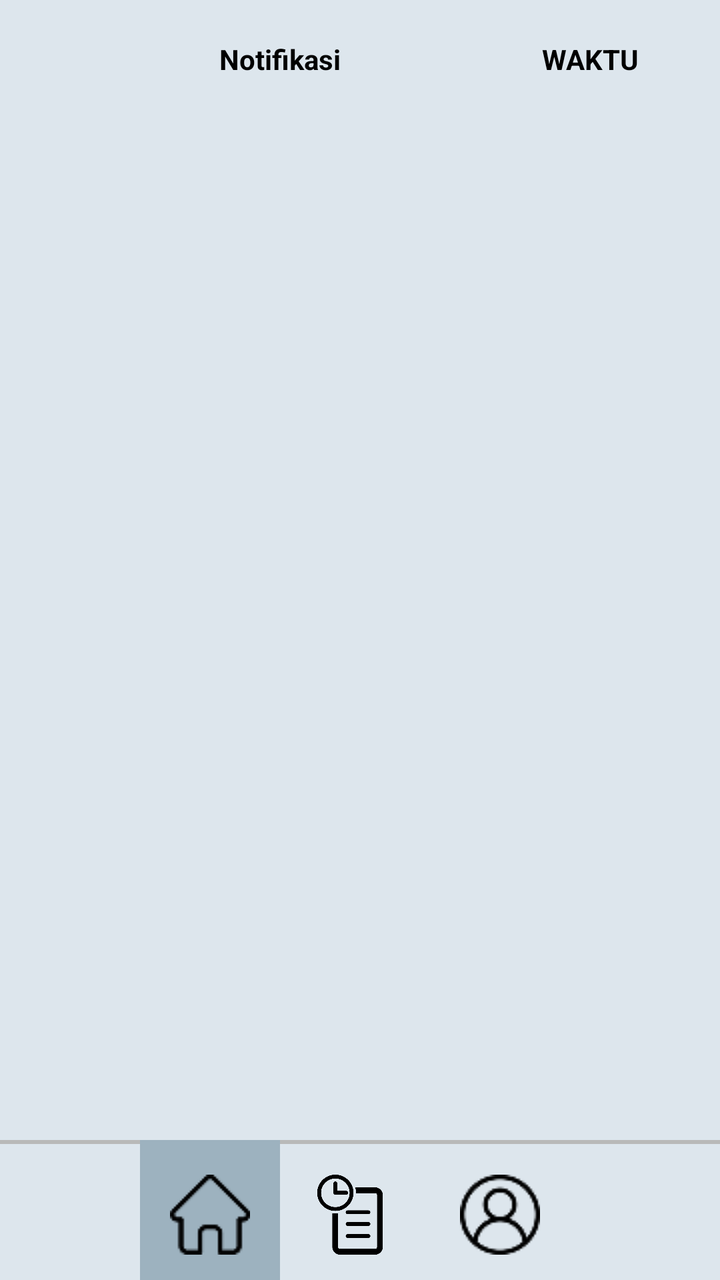
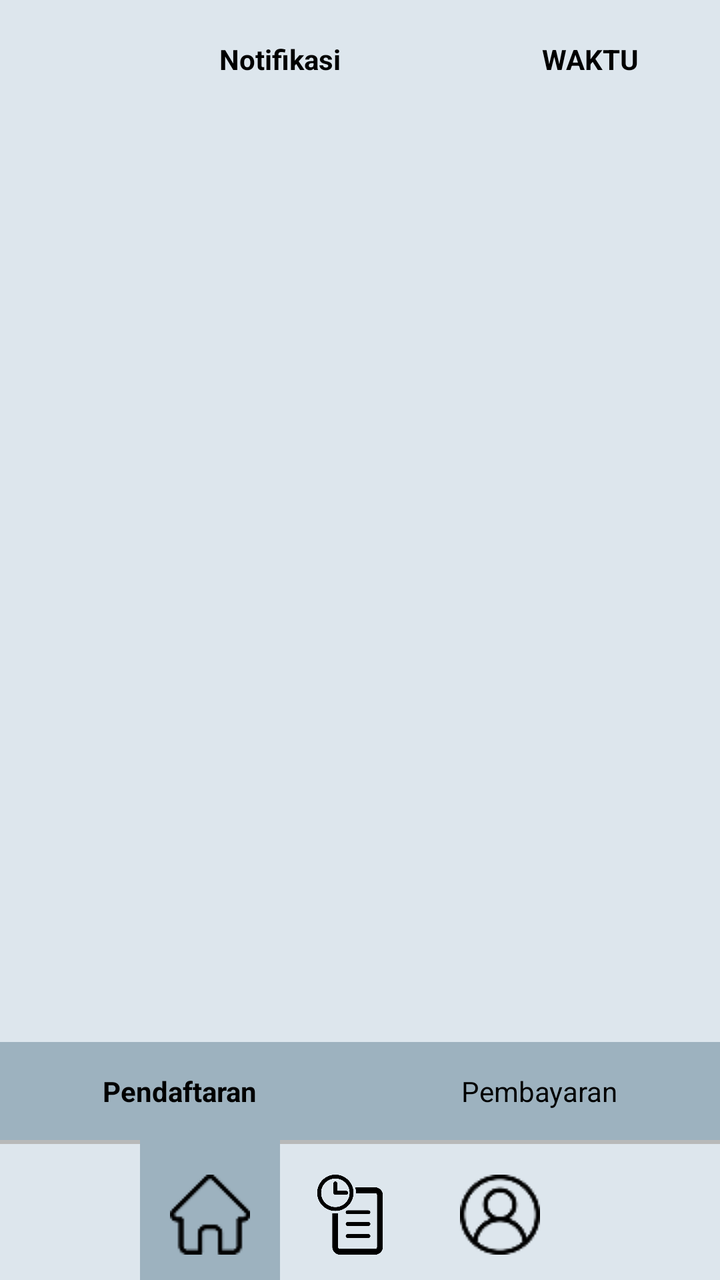

Compare the two renders of this Android layout. The source of the first and the diff that turns it into the second are given below.
<!-- AndroidManifest.xml: application theme Theme.Skripsi -->
<!-- res/layout/activity_home_page_asuransi.xml -->
<?xml version="1.0" encoding="utf-8"?>
<RelativeLayout xmlns:android="http://schemas.android.com/apk/res/android"
    xmlns:app="http://schemas.android.com/apk/res-auto"
    xmlns:tools="http://schemas.android.com/tools"
    android:id="@+id/main"
    android:layout_width="match_parent"
    android:layout_height="match_parent"
    tools:context=".HomePageAsuransi"
    android:background="#DDE6ED">

    <LinearLayout
        android:layout_width="match_parent"
        android:layout_height="wrap_content"
        android:orientation="horizontal"
        android:paddingHorizontal="30dp"
        android:paddingVertical="20dp"
        android:id="@+id/info"
        >

        <TextView
            android:layout_width="match_parent"
            android:layout_height="wrap_content"
            android:layout_weight="1"
            android:textColor="@color/black"
            android:layout_marginRight="5dp"
            android:text="@string/notifikasi"
            android:textAlignment="center"
            android:textStyle="bold"
            />

        <TextView
            android:layout_width="match_parent"
            android:layout_height="wrap_content"
            android:layout_weight="3"
            android:textColor="@color/black"
            android:layout_marginLeft="5dp"
            android:text="@string/waktu_homepage_asuransi"
            android:textAlignment="center"
            android:textStyle="bold"
            />

    </LinearLayout>
    
    <LinearLayout
        android:layout_width="match_parent"
        android:layout_height="wrap_content"
        android:orientation="vertical"
        android:paddingHorizontal="16dp"
        android:paddingTop="12dp"
        android:paddingBottom="12dp"
        android:layout_below="@+id/info"
        >
        <androidx.recyclerview.widget.RecyclerView
            android:layout_width="match_parent"
            android:layout_height="wrap_content"
            android:id="@+id/rvView"
            android:layout_below="@+id/info"
            />
    </LinearLayout>


    <LinearLayout
        android:layout_width="match_parent"
        android:layout_height="wrap_content"
        android:orientation="horizontal"
        android:layout_above="@+id/footer"
        android:background="#9DB2BF"
        android:id="@+id/pilihan"
        android:visibility="gone">

        <TextView
            android:layout_width="wrap_content"
            android:layout_height="wrap_content"
            android:text="@string/pendaftaran"
            android:textColor="@color/black"
            android:layout_marginVertical="10dp"
            android:layout_weight="1"
            android:padding="5dp"
            android:id="@+id/pendaftaran"
            android:textAlignment="center"
            android:textStyle="bold"
            />


        <TextView
            android:layout_width="wrap_content"
            android:layout_height="wrap_content"
            android:text="@string/pembayaran"
            android:textColor="@color/black"
            android:padding="5dp"
            android:layout_marginVertical="10dp"
            android:id="@+id/pembayaran"
            android:layout_weight="1"
            android:textAlignment="center"
            android:textStyle="bold"
            />
    </LinearLayout>




    <RelativeLayout
        android:layout_width="match_parent"
        android:layout_height="70dp"
        android:layout_alignParentBottom="true"
        android:gravity="center"
        android:background="@drawable/footer"
        android:id="@+id/footer"
        >


        <LinearLayout
            android:layout_width="wrap_content"
            android:layout_height="match_parent"
            android:orientation="horizontal"

            >

            <LinearLayout
                android:layout_width="wrap_content"
                android:layout_height="match_parent"
                android:background="#9DB2BF"
                android:gravity="center"
                android:orientation="vertical"
                android:paddingHorizontal="15dp">

                <androidx.appcompat.widget.AppCompatButton
                    android:layout_width="40dp"
                    android:layout_height="40dp"
                    android:background="@drawable/home"
                    android:id="@+id/btnHome"
                    />
            </LinearLayout>

            <LinearLayout
                android:layout_width="wrap_content"
                android:layout_height="match_parent"
                android:gravity="center"
                android:orientation="vertical"
                android:paddingHorizontal="15dp">

                <androidx.appcompat.widget.AppCompatButton
                    android:layout_width="40dp"
                    android:layout_height="40dp"
                    android:background="@drawable/history_asuransi"
                    android:id="@+id/btnHistory"
                    />
            </LinearLayout>


            <LinearLayout
                android:layout_width="wrap_content"
                android:layout_height="match_parent"
                android:baselineAligned="false"
                android:gravity="center"
                android:orientation="vertical"
                android:paddingHorizontal="20dp">

                <androidx.appcompat.widget.AppCompatButton
                    android:layout_width="40dp"
                    android:layout_height="40dp"
                    android:background="@drawable/profile"
                    android:id="@+id/btnProfile"
                    />

            </LinearLayout>


        </LinearLayout>



    </RelativeLayout>


</RelativeLayout>
<!-- resources referenced by this layout -->
<resources>
  <color name="black">#FF000000</color>
  <!-- drawable footer (drawable) -->
  <?xml version="1.0" encoding="utf-8"?>
  <inset xmlns:android="http://schemas.android.com/apk/res/android"
      android:insetRight="-5dp"
      android:insetBottom="-5dp"
      android:insetLeft="-5dp">
  
      <shape android:shape="rectangle" android:thickness="2dp" >
          <stroke
              android:width="2dp"
              android:color="#b8b9b9" />
          <solid android:color="#DDE6ED" />
      </shape>
  </inset>
  <!-- drawable history_asuransi: png bitmap (drawable, 7713 bytes) -->
  <!-- drawable home: png bitmap (drawable, 692 bytes) -->
  <!-- drawable profile: png bitmap (drawable, 1238 bytes) -->
  <string name="notifikasi">Notifikasi</string>
  <string name="pembayaran">Pembayaran</string>
  <string name="pendaftaran">Pendaftaran</string>
  <string name="waktu_homepage_asuransi">WAKTU</string>
  <style name="Theme.Skripsi" parent="Theme.MaterialComponents.DayNight.DarkActionBar">
          
          <item name="colorPrimary">@color/purple_500</item>
          <item name="colorPrimaryVariant">@color/purple_700</item>
          <item name="colorOnPrimary">@color/white</item>
          
          <item name="colorSecondary">@color/teal_200</item>
          <item name="colorSecondaryVariant">@color/teal_700</item>
          <item name="colorOnSecondary">@color/black</item>
          
          <item name="android:statusBarColor">?attr/colorPrimaryVariant</item>
          
      </style>
  <color name="purple_500">#FF6200EE</color>
  <color name="purple_700">#FF3700B3</color>
  <color name="white">#FFFFFFFF</color>
  <color name="teal_200">#FF03DAC5</color>
  <color name="teal_700">#FF018786</color>
</resources>

<!-- the commit's change to res/layout/activity_home_page_asuransi.xml (unified diff, before → after) -->
@@ -66,7 +66,7 @@
         android:layout_above="@+id/footer"
         android:background="#9DB2BF"
         android:id="@+id/pilihan"
-        android:visibility="gone">
+        >
 
         <TextView
             android:layout_width="wrap_content"
@@ -92,7 +92,7 @@
             android:id="@+id/pembayaran"
             android:layout_weight="1"
             android:textAlignment="center"
-            android:textStyle="bold"
+
             />
     </LinearLayout>
 
